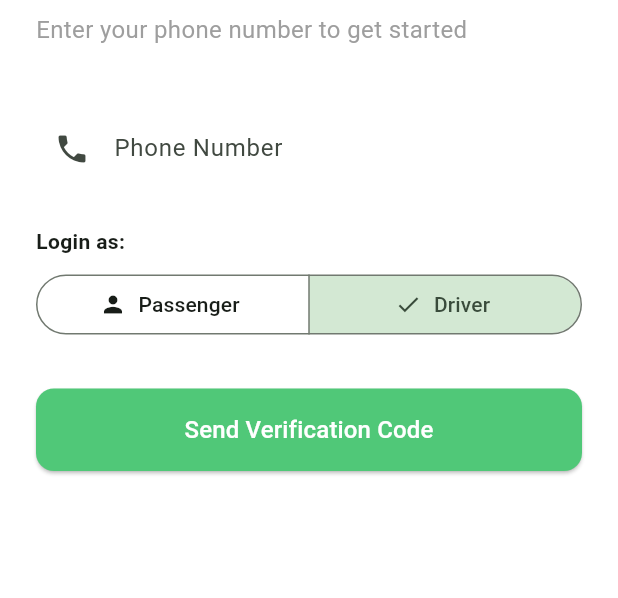
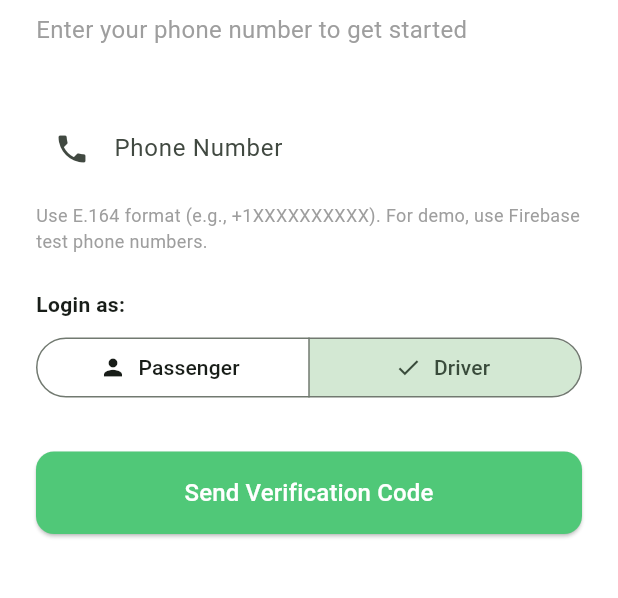
Before and after one commit to topnodrog/GemTaxiApp, a Flutter app: the screen it shows after launch, after a tap on "Driver", on a phone screen of 412 x 824 dp, the part 186-784 px from its top. Run offline on Flutter 3.47's test engine with Material 3 defaults, Android fonts, the phone set to English and light mode, and no system bars; our stand-ins replace cloud_firestore, firebase_auth, firebase_core, firebase_database, flutter_riverpod, geolocator and 2 more; accounts and stored records are empty; Roboto replaces fonts that are missing (Poppins).

Commit message:
Add demo auth flag and phone format validation

```diff
--- a/lib/features/auth/login_screen.dart
+++ b/lib/features/auth/login_screen.dart
@@ -16,7 +16,27 @@ class _LoginScreenState extends ConsumerState<LoginScreen> {
   bool _isLoading = false;
   UserRole _selectedRole = UserRole.passenger;
 
+  String _formatPhone(String input) {
+    final raw = input.trim();
+    if (raw.startsWith('+')) return raw;
+    final digits = raw.replaceAll(RegExp(r'[^0-9]'), '');
+    if (digits.length == 10) return '+1$digits';
+    return raw; // fallback; will fail validation below if not E.164
+  }
+
+  bool _isValidE164(String input) {
+    return RegExp(r'^\+[1-9]\d{9,14}$').hasMatch(input);
+  }
+
   void _sendCode() async {
+    final formatted = _formatPhone(_phoneController.text);
+    if (!_isValidE164(formatted)) {
+      ScaffoldMessenger.of(context).showSnackBar(
+        const SnackBar(content: Text("Enter a valid phone number in E.164 format (e.g., +1XXXXXXXXXX).")),
+      );
+      return;
+    }
+
     setState(() => _isLoading = true);
 
     // For development: Save the selected role in the provider
@@ -26,7 +46,7 @@ class _LoginScreenState extends ConsumerState<LoginScreen> {
 
     try {
       await authService.verifyPhoneNumber(
-        phoneNumber: _phoneController.text.trim(),
+        phoneNumber: formatted,
         codeSent: (String verificationId, int? resendToken) {
           setState(() => _isLoading = false);
           Navigator.push(
@@ -91,6 +111,11 @@ class _LoginScreenState extends ConsumerState<LoginScreen> {
                   ),
                 ),
               ),
+              const SizedBox(height: 8),
+              const Text(
+                "Use E.164 format (e.g., +1XXXXXXXXXX). For demo, use Firebase test phone numbers.",
+                style: TextStyle(fontSize: 12, color: Colors.grey),
+              ),
               const SizedBox(height: 24),
               const Text("Login as:", style: TextStyle(fontWeight: FontWeight.w600)),
               const SizedBox(height: 8),
--- a/lib/main.dart
+++ b/lib/main.dart
@@ -1,7 +1,9 @@
 import 'package:flutter/material.dart';
+import 'package:flutter/foundation.dart';
 import 'package:flutter_riverpod/flutter_riverpod.dart';
 import 'app.dart';
 import 'package:firebase_core/firebase_core.dart';
+import 'package:firebase_auth/firebase_auth.dart';
 import 'firebase_options.dart'; // Generated by `flutterfire configure`
 
 void main() async {
@@ -11,5 +13,12 @@ void main() async {
   // pass `options: DefaultFirebaseOptions.currentPlatform`.
   await Firebase.initializeApp(options: DefaultFirebaseOptions.currentPlatform);
 
+  // Demo/testing only: allow Firebase test phone numbers without app verification.
+  // Enable by building with: --dart-define=USE_FIREBASE_TEST_NUMBERS=true
+  const useTestNumbers = bool.fromEnvironment('USE_FIREBASE_TEST_NUMBERS', defaultValue: false);
+  if (kDebugMode && useTestNumbers) {
+    FirebaseAuth.instance.settings.appVerificationDisabledForTesting = true;
+  }
+
   runApp(const ProviderScope(child: GemTaxiApp()));
 }
```
